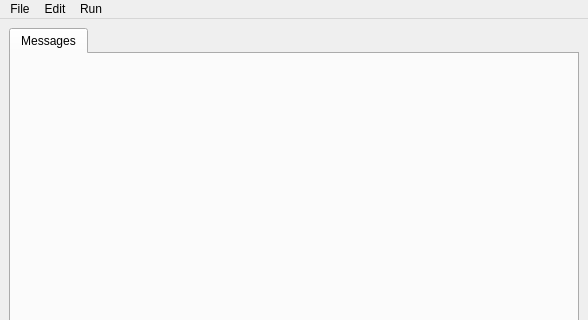
Qt form Latex-editor/mainwindow.ui (Redvin-dt/elephant-editor) before a commit; both pictures show x 0 to 588 and y 0 to 320 of the 588 by 481 pixel window.
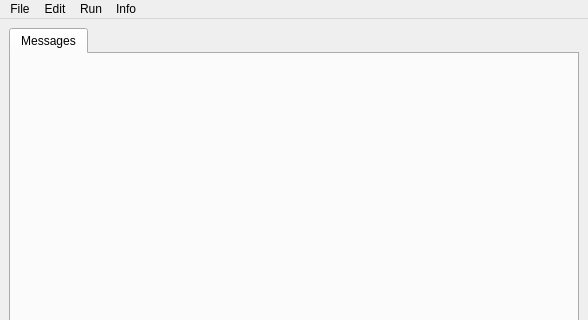
The same form after that commit.

What changed in the file:
```diff
--- a/Latex-editor/mainwindow.ui
+++ b/Latex-editor/mainwindow.ui
@@ -71,9 +71,17 @@
     </property>
     <addaction name="actionRun"/>
    </widget>
+   <widget class="QMenu" name="menuShow_user_info">
+    <property name="title">
+     <string>Info</string>
+    </property>
+    <addaction name="actionShow_info"/>
+    <addaction name="actionSelec_document"/>
+   </widget>
    <addaction name="menuFile"/>
    <addaction name="menuEdit"/>
    <addaction name="menuRun"/>
+   <addaction name="menuShow_user_info"/>
   </widget>
   <widget class="QStatusBar" name="statusbar"/>
   <action name="actionNew_file">
```
Left out of the diff: 20 changed lines with no effect on the pictures.
